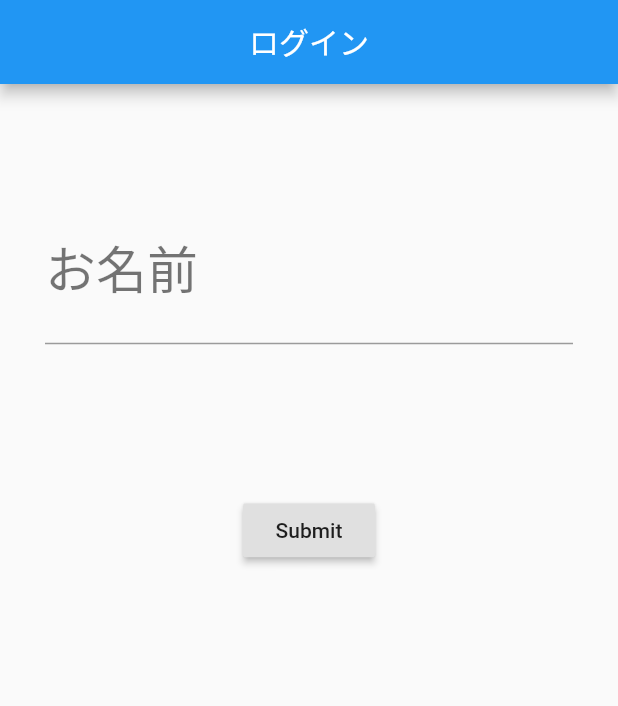
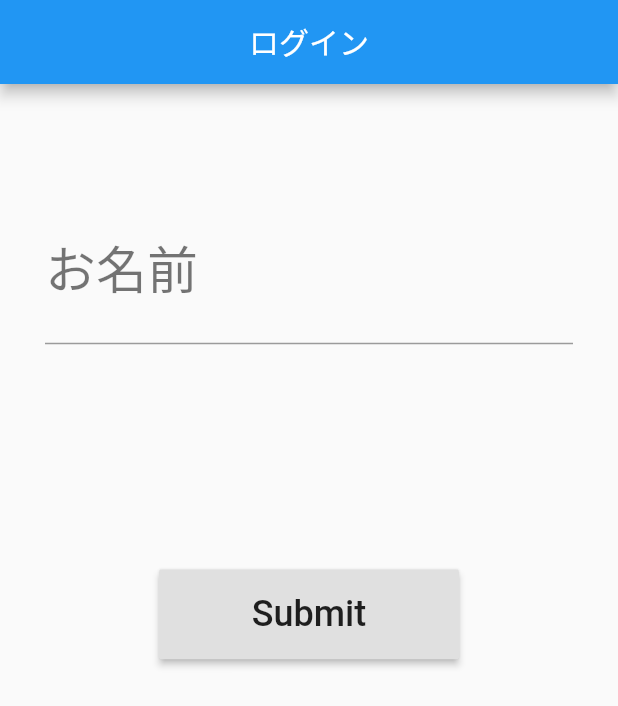
Before and after one commit to pepperintern/Twitter-like, a Flutter app: the screen it shows after launch, on a phone screen of 412 x 824 dp. Shown: the top 706 px of the screen. Run offline on Flutter 3.47's test engine with Material 2 defaults, Android fonts, the phone set to English and light mode, and no system bars.

Commit message:
ボタンサイズ変更

```diff
--- a/twitter/lib/main.dart
+++ b/twitter/lib/main.dart
@@ -67,6 +67,7 @@ class LoginState extends State<Login> {
               labelStyle: Theme.of(context).textTheme.display1,
             ),
           )
+
         ],
       ),
     );
@@ -74,12 +75,18 @@ class LoginState extends State<Login> {
 
   Widget _submitButton() {
     return Padding(
-      padding: EdgeInsets.only(top: 100.0),
-      child: RaisedButton(
-        child: Text("Submit"),
-        onPressed: () {
-          Navigator.of(context).pushNamed("/myHomePage");
-        },
+      padding: EdgeInsets.only(top: 150.0),
+      child: SizedBox(
+        width: 200.0,
+        height: 60.0,
+        child: RaisedButton(
+          child: Text("Submit",
+          style: new TextStyle(fontSize: 24),
+          ),
+          onPressed: () {
+            Navigator.of(context).pushNamed("/myHomePage");
+          },
+        ),
       ),
     );
   }
```
